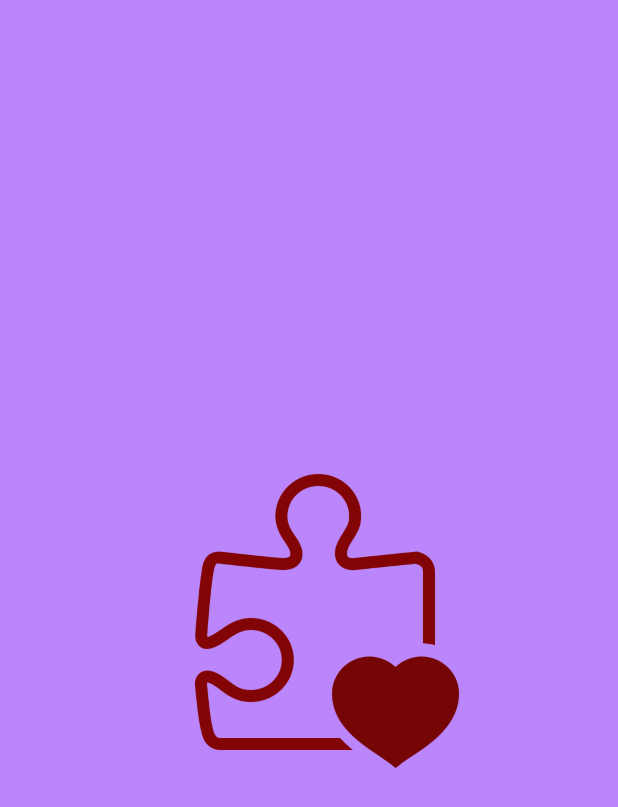
After one commit to sadankhan/AndroidAlpha, an Android app: the SplashActivity screen opened directly, with no data from a screen before it, on a phone screen of 412 x 824 dp. The commit adds this screen. Shown: the top 807 px of the screen. Run offline under Robolectric (Android 15) with nearby library versions, the phone set to English and light mode, and no system bars.

Commit message:
Add Splash Screen!

```diff
--- a/foodrunner/src/main/AndroidManifest.xml
+++ b/foodrunner/src/main/AndroidManifest.xml
@@ -10,7 +10,11 @@
         android:supportsRtl="true"
         android:theme="@style/Theme.AndroidAlpha">
         <activity
-            android:name=".MainActivity"
+            android:name=".LoginActivity"
+            android:exported="false" />
+        <activity
+            android:name=".SplashActivity"
+            android:theme="@style/Theme.AppCompat.Light.NoActionBar"
             android:exported="true">
             <intent-filter>
                 <action android:name="android.intent.action.MAIN" />
--- a/foodrunner/src/main/java/com/intern/foodrunner/MainActivity.kt
+++ b/foodrunner/src/main/java/com/intern/foodrunner/LoginActivity.kt
@@ -3,9 +3,9 @@ package com.intern.foodrunner
 import androidx.appcompat.app.AppCompatActivity
 import android.os.Bundle
 
-class MainActivity : AppCompatActivity() {
+class LoginActivity : AppCompatActivity() {
     override fun onCreate(savedInstanceState: Bundle?) {
         super.onCreate(savedInstanceState)
-        setContentView(R.layout.activity_main)
+        setContentView(R.layout.activity_login)
     }
 }
--- /dev/null
+++ b/foodrunner/src/main/java/com/intern/foodrunner/SplashActivity.kt
@@ -0,0 +1,31 @@
+package com.intern.foodrunner
+
+
+import android.content.Intent
+import android.os.Bundle
+import android.os.Handler
+import android.view.WindowManager
+import androidx.appcompat.app.AppCompatActivity
+
+@Suppress("DEPRECATION")
+class SplashActivity : AppCompatActivity() {
+    override fun onCreate(savedInstanceState: Bundle?) {
+        super.onCreate(savedInstanceState)
+        setContentView(R.layout.activity_splash)
+
+        // This is used to hide the status bar and make
+        // the splash screen as a full screen activity.
+        window.setFlags(
+            WindowManager.LayoutParams.FLAG_FULLSCREEN,
+            WindowManager.LayoutParams.FLAG_FULLSCREEN
+        )
+
+        // we used the postDelayed(Runnable, time) method
+        // to send a message with a delayed time.
+        Handler().postDelayed({
+            val intent = Intent(this, LoginActivity::class.java)
+            startActivity(intent)
+            finish()
+        }, 3000) // 3000 is the delayed time in milliseconds.
+    }
+}
--- /dev/null
+++ b/foodrunner/src/main/res/layout/activity_splash.xml
@@ -0,0 +1,21 @@
+<?xml version="1.0" encoding="utf-8"?>
+<androidx.constraintlayout.widget.ConstraintLayout
+    xmlns:android="http://schemas.android.com/apk/res/android"
+    xmlns:app="http://schemas.android.com/apk/res-auto"
+    xmlns:tools="http://schemas.android.com/tools"
+    android:layout_width="match_parent"
+    android:layout_height="match_parent"
+    android:background="@color/purple_200"
+    tools:context=".SplashActivity">
+
+    <ImageView
+        android:id="@+id/SplashScreenImg"
+        android:layout_width="200dp"
+        android:layout_height="200dp"
+        android:src="@drawable/puzlogo"
+        app:layout_constraintBottom_toBottomOf="parent"
+        app:layout_constraintLeft_toLeftOf="parent"
+        app:layout_constraintRight_toRightOf="parent"
+        app:layout_constraintTop_toTopOf="parent" />
+
+</androidx.constraintlayout.widget.ConstraintLayout>
--- a/foodrunner/src/main/res/values/colors.xml
+++ b/foodrunner/src/main/res/values/colors.xml
@@ -7,4 +7,5 @@
     <color name="teal_700">#FF018786</color>
     <color name="black">#FF000000</color>
     <color name="white">#FFFFFFFF</color>
+    <color name="bg_orange">#EF690F</color>
 </resources>
```
Also changed, not shown: foodrunner/src/main/res/layout/activity_login.xml (renamed from foodrunner/src/main/res/layout/activity_main.xml, +1 -10 lines), foodrunner/src/main/res/drawable/puzlogo.png (added), foodrunner/src/main/res/drawable/puzlogoshort.png (added).
